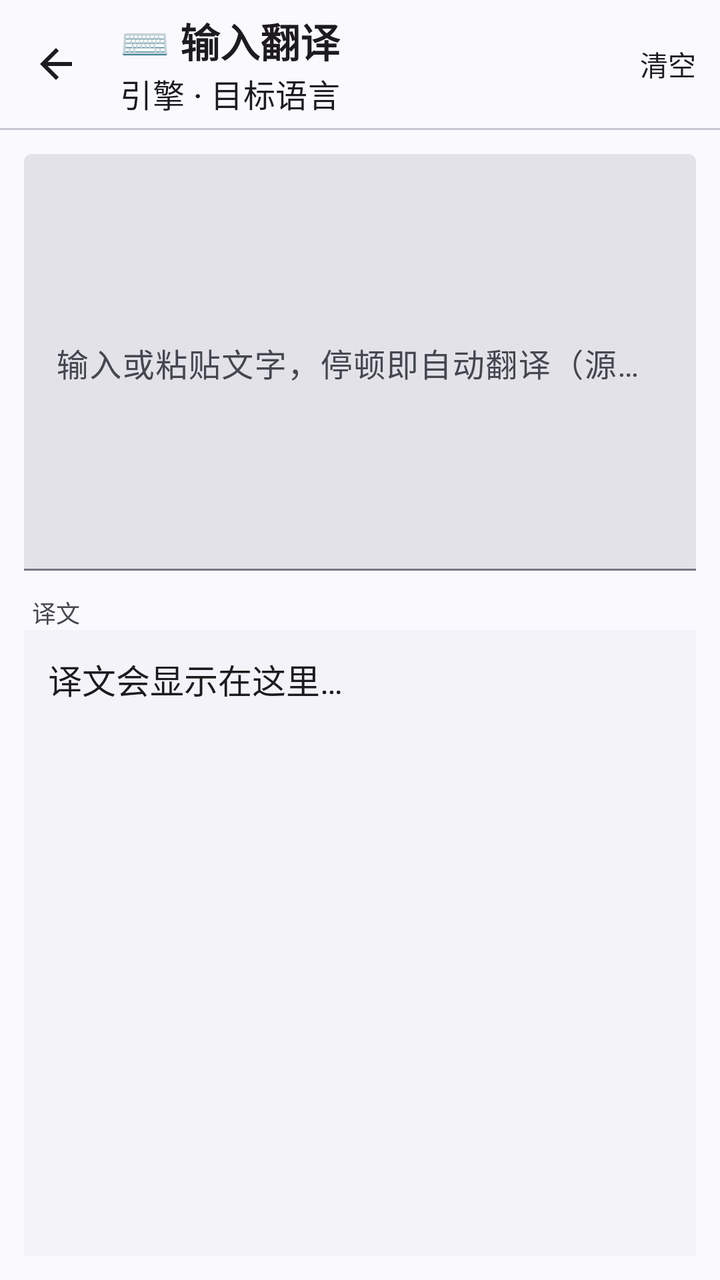
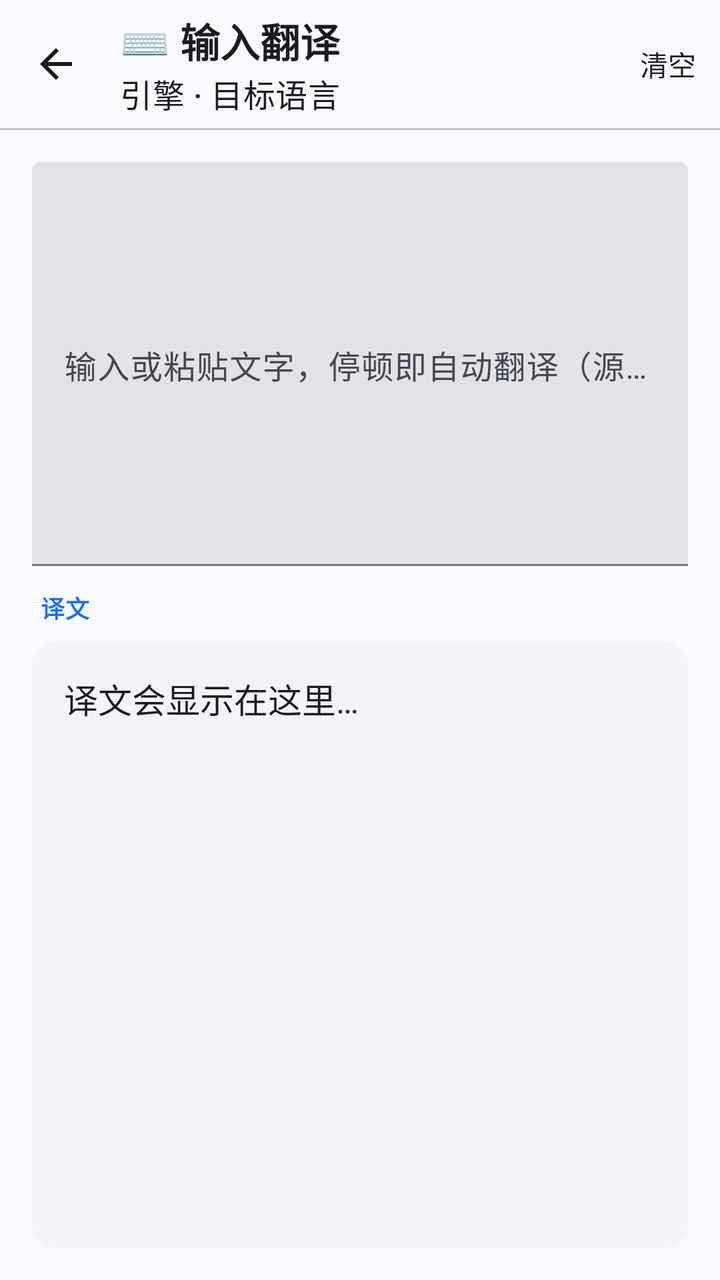

Compare the two renders of this Android layout. The source of the first and the diff that turns it into the second are given below.
<!-- AndroidManifest.xml: application theme Theme.ScreenTranslator -->
<!-- res/layout/activity_translate_input.xml -->
<?xml version="1.0" encoding="utf-8"?>
<LinearLayout
    xmlns:app="http://schemas.android.com/apk/res-auto"
    xmlns:android="http://schemas.android.com/apk/res/android"
    android:layout_width="match_parent"
    android:layout_height="match_parent"
    android:background="?attr/colorSurface"
    android:orientation="vertical">

    
    <com.google.android.material.appbar.MaterialToolbar
        android:id="@+id/topAppBar"
        style="@style/Widget.ScreenTranslator.Toolbar"
        android:layout_width="match_parent"
        android:layout_height="?attr/actionBarSize"
        app:navigationIcon="@drawable/ic_arrow_back"
        app:navigationContentDescription="@string/common_btn_back_content_description"
        app:title="@string/translate_input_t01"
        app:subtitle="@string/translate_input_tv_engine_info"
        app:menu="@menu/menu_translate_input" />

    <com.google.android.material.divider.MaterialDivider
        style="@style/Widget.ScreenTranslator.Divider"
        android:layout_width="match_parent"
        android:layout_height="1dp" />

    
    <com.google.android.material.textfield.TextInputLayout
        style="@style/Widget.Material3.TextInputLayout.FilledBox"
        android:layout_width="match_parent"
        android:layout_height="0dp"
        android:layout_weight="4"
        android:layout_margin="12dp"
        android:hint="@string/translate_input_t02">

        <com.google.android.material.textfield.TextInputEditText
            android:id="@+id/etInput"
            android:layout_width="match_parent"
            android:layout_height="match_parent"
            android:gravity="top"
            android:inputType="textMultiLine"
            android:textSize="16sp" />
    </com.google.android.material.textfield.TextInputLayout>

    
    <TextView
        android:layout_width="wrap_content"
        android:layout_height="wrap_content"
        android:layout_marginStart="16dp"
        android:text="@string/common_t07"
        android:textColor="?attr/colorOnSurfaceVariant"
        android:textSize="12sp" />

    <androidx.core.widget.NestedScrollView
        android:id="@+id/scrollResult"
        android:layout_width="match_parent"
        android:layout_height="0dp"
        android:layout_weight="6"
        android:layout_marginHorizontal="12dp"
        android:layout_marginBottom="12dp"
        android:fillViewport="true">

        <TextView
            android:id="@+id/tvResult"
            android:layout_width="match_parent"
            android:layout_height="wrap_content"
            android:padding="12dp"
            android:text="@string/common_tv_result"
            android:textColor="?attr/colorOnSurface"
            android:textSize="17sp"
            android:lineSpacingExtra="4dp"
            android:background="?attr/colorSurfaceContainerLow" />
    </androidx.core.widget.NestedScrollView>
</LinearLayout>
<!-- resources referenced by this layout -->
<resources>
  <!-- drawable ic_arrow_back (drawable) -->
  <?xml version="1.0" encoding="utf-8"?>
  <vector xmlns:android="http://schemas.android.com/apk/res/android"
      android:width="24dp"
      android:height="24dp"
      android:viewportWidth="24"
      android:viewportHeight="24">
      <path
          android:fillColor="@color/md_on_surface"
          android:pathData="M20,11H7.83l5.59,-5.59L12,4l-8,8 8,8 1.41,-1.41L7.83,13H20v-2z" />
  </vector>
  <string name="common_btn_back_content_description">返回</string>
  <string name="common_t07">译文</string>
  <string name="common_tv_result">译文会显示在这里…</string>
  <string name="translate_input_t01">⌨️ 输入翻译</string>
  <string name="translate_input_t02">输入或粘贴文字，停顿即自动翻译（源语言自动识别）</string>
  <string name="translate_input_tv_engine_info">引擎 · 目标语言</string>
  <style name="Widget.ScreenTranslator.Divider" parent="Widget.Material3.MaterialDivider">
          
          <item name="dividerColor">?attr/colorOutlineVariant</item>
      </style>
  <style name="Widget.ScreenTranslator.Toolbar" parent="Widget.Material3.Toolbar">
          <item name="android:background">?attr/colorSurface</item>
          <item name="titleTextAppearance">@style/TextAppearance.ScreenTranslator.AppBarTitle</item>
          <item name="titleCentered">false</item>
          <item name="navigationIconTint">?attr/colorOnSurface</item>
          <item name="android:elevation">0dp</item>
      </style>
  <color name="md_on_surface">#1A1C1E</color>
  <style name="TextAppearance.ScreenTranslator.AppBarTitle" parent="TextAppearance.Material3.TitleLarge">
          <item name="android:textSize">20sp</item>
          <item name="android:textStyle">bold</item>
      </style>
  <color name="md_primary">#1A73E8</color>
  <color name="md_on_primary">#FFFFFF</color>
  <color name="md_primary_container">#D3E3FD</color>
  <color name="md_on_primary_container">#041E49</color>
  <color name="md_inverse_primary">#A8C7FA</color>
  <color name="md_secondary">#545F71</color>
  <color name="md_on_secondary">#FFFFFF</color>
  <color name="md_secondary_container">#D8E2F6</color>
  <color name="md_on_secondary_container">#111C2B</color>
  <color name="md_tertiary">#6E5C8E</color>
  <color name="md_on_tertiary">#FFFFFF</color>
  <color name="md_tertiary_container">#EDDCFC</color>
  <color name="md_on_tertiary_container">#281645</color>
  <color name="md_error">#B3261E</color>
  <color name="md_on_error">#FFFFFF</color>
  <color name="md_error_container">#F9DEDC</color>
  <color name="md_on_error_container">#410E0B</color>
  <color name="md_surface">#FAF9FD</color>
  <color name="md_surface_variant">#E1E2EC</color>
  <color name="md_on_surface_variant">#44474F</color>
  <color name="md_inverse_surface">#2F3033</color>
  <color name="md_inverse_on_surface">#F1F0F4</color>
  <color name="md_surface_container_lowest">#FFFFFF</color>
  <color name="md_surface_container_low">#F4F3F9</color>
  <color name="md_surface_container">#EFEEF4</color>
  <color name="md_surface_container_high">#E9E8EF</color>
  <color name="md_surface_container_highest">#E3E2E9</color>
  <color name="md_outline">#74777F</color>
  <color name="md_outline_variant">#C4C6D0</color>
  <!-- unchanged entries left out for length: 1 -->
</resources>

<!-- the commit's change to res/layout/activity_translate_input.xml (unified diff, before → after) -->
@@ -30,7 +30,9 @@
         android:layout_width="match_parent"
         android:layout_height="0dp"
         android:layout_weight="4"
-        android:layout_margin="12dp"
+        android:layout_marginHorizontal="16dp"
+        android:layout_marginTop="16dp"
+        android:layout_marginBottom="12dp"
         android:hint="@string/translate_input_t02">
 
         <com.google.android.material.textfield.TextInputEditText
@@ -44,31 +46,34 @@
 
     
     <TextView
+        style="@style/TextAppearance.ScreenTranslator.Caption"
         android:layout_width="wrap_content"
         android:layout_height="wrap_content"
-        android:layout_marginStart="16dp"
+        android:layout_marginStart="20dp"
+        android:layout_marginBottom="8dp"
         android:text="@string/common_t07"
-        android:textColor="?attr/colorOnSurfaceVariant"
-        android:textSize="12sp" />
+        android:textColor="?attr/colorPrimary"
+        android:textStyle="bold" />
 
     <androidx.core.widget.NestedScrollView
         android:id="@+id/scrollResult"
         android:layout_width="match_parent"
         android:layout_height="0dp"
         android:layout_weight="6"
-        android:layout_marginHorizontal="12dp"
-        android:layout_marginBottom="12dp"
+        android:layout_marginHorizontal="16dp"
+        android:layout_marginBottom="16dp"
+        android:background="@drawable/bg_translation_panel"
         android:fillViewport="true">
 
         <TextView
             android:id="@+id/tvResult"
             android:layout_width="match_parent"
             android:layout_height="wrap_content"
-            android:padding="12dp"
+            android:padding="16dp"
             android:text="@string/common_tv_result"
             android:textColor="?attr/colorOnSurface"
             android:textSize="17sp"
             android:lineSpacingExtra="4dp"
-            android:background="?attr/colorSurfaceContainerLow" />
+            android:background="@android:color/transparent" />
     </androidx.core.widget.NestedScrollView>
 </LinearLayout>
<!-- resource entries referenced after the edit -->
@@ -1,5 +1,12 @@
 <!-- resources referenced by this layout -->
 <resources>
+  <!-- drawable bg_translation_panel (drawable) -->
+  <?xml version="1.0" encoding="utf-8"?>
+  <shape xmlns:android="http://schemas.android.com/apk/res/android"
+      android:shape="rectangle">
+      <solid android:color="?attr/colorSurfaceContainerLow" />
+      <corners android:radius="@dimen/md_corner_md" />
+  </shape>
   <!-- drawable ic_arrow_back (drawable) -->
   <?xml version="1.0" encoding="utf-8"?>
   <vector xmlns:android="http://schemas.android.com/apk/res/android"
@@ -17,6 +24,10 @@
   <string name="translate_input_t01">⌨️ 输入翻译</string>
   <string name="translate_input_t02">输入或粘贴文字，停顿即自动翻译（源语言自动识别）</string>
   <string name="translate_input_tv_engine_info">引擎 · 目标语言</string>
+  <style name="TextAppearance.ScreenTranslator.Caption" parent="TextAppearance.Material3.BodySmall">
+          <item name="android:textSize">12sp</item>
+          <item name="android:textColor">?attr/colorOnSurfaceVariant</item>
+      </style>
   <style name="Widget.ScreenTranslator.Divider" parent="Widget.Material3.MaterialDivider">
           
           <item name="dividerColor">?attr/colorOutlineVariant</item>
@@ -28,6 +39,7 @@
           <item name="navigationIconTint">?attr/colorOnSurface</item>
           <item name="android:elevation">0dp</item>
       </style>
+  <dimen name="md_corner_md">12dp</dimen>
   <color name="md_on_surface">#1A1C1E</color>
   <style name="TextAppearance.ScreenTranslator.AppBarTitle" parent="TextAppearance.Material3.TitleLarge">
           <item name="android:textSize">20sp</item>
